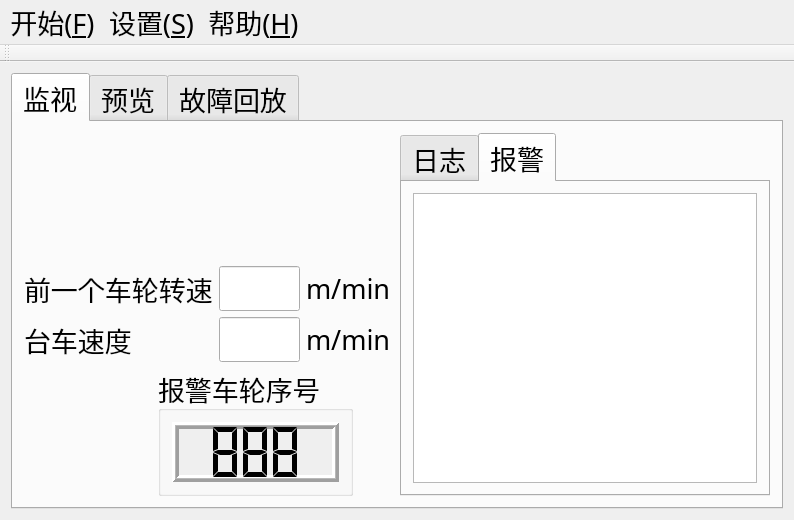
cx3386/WheelMonitor, file WheelMonitor/MainWindow.ui: the form before one commit.
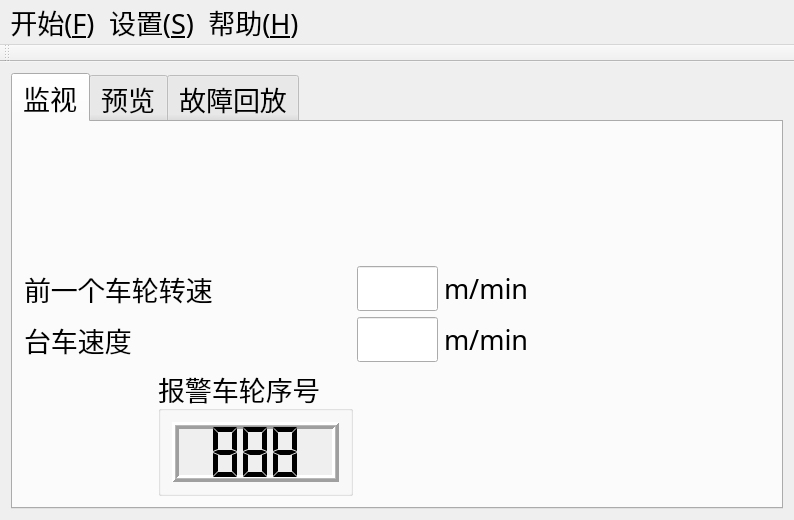
The form after the commit. Icons and pictures are not drawn. Custom widgets are drawn as their Qt base class.

What changed in the file:
```diff
--- a/WheelMonitor/MainWindow.ui
+++ b/WheelMonitor/MainWindow.ui
@@ -278,90 +278,6 @@
           </item>
          </layout>
         </item>
-        <item row="0" column="1" rowspan="3">
-         <widget class="QTabWidget" name="logTabWidget">
-          <property name="minimumSize">
-           <size>
-            <width>0</width>
-            <height>0</height>
-           </size>
-          </property>
-          <property name="currentIndex">
-           <number>1</number>
-          </property>
-          <widget class="QWidget" name="logTab">
-           <attribute name="title">
-            <string>日志</string>
-           </attribute>
-           <layout class="QGridLayout" name="gridLayout_5">
-            <item row="0" column="0">
-             <widget class="myTextBrowser" name="logTextBrowser">
-              <property name="minimumSize">
-               <size>
-                <width>200</width>
-                <height>0</height>
-               </size>
-              </property>
-              <property name="font">
-               <font>
-                <pointsize>9</pointsize>
-               </font>
-              </property>
-              <property name="frameShape">
-               <enum>QFrame::StyledPanel</enum>
-              </property>
-              <property name="lineWrapMode">
-               <enum>QTextEdit::NoWrap</enum>
-              </property>
-              <property name="readOnly">
-               <bool>true</bool>
-              </property>
-             </widget>
-            </item>
-           </layout>
-          </widget>
-          <widget class="QWidget" name="errorTab">
-           <attribute name="title">
-            <string>报警</string>
-           </attribute>
-           <layout class="QGridLayout" name="gridLayout_3">
-            <item row="0" column="0">
-             <widget class="myTextBrowser" name="errorTextBrowser">
-              <property name="minimumSize">
-               <size>
-                <width>200</width>
-                <height>0</height>
-               </size>
-              </property>
-              <property name="font">
-               <font>
-                <pointsize>9</pointsize>
-               </font>
-              </property>
-              <property name="focusPolicy">
-               <enum>Qt::StrongFocus</enum>
-              </property>
-              <property name="autoFillBackground">
-               <bool>false</bool>
-              </property>
-              <property name="frameShape">
-               <enum>QFrame::StyledPanel</enum>
-              </property>
-              <property name="frameShadow">
-               <enum>QFrame::Sunken</enum>
-              </property>
-              <property name="lineWrapMode">
-               <enum>QTextEdit::NoWrap</enum>
-              </property>
-              <property name="placeholderText">
-               <string/>
-              </property>
-             </widget>
-            </item>
-           </layout>
-          </widget>
-         </widget>
-        </item>
        </layout>
        <zorder>logTabWidget</zorder>
        <zorder>imageMatchesLabel</zorder>
@@ -537,11 +453,6 @@
  </widget>
  <layoutdefault spacing="6" margin="11"/>
  <customwidgets>
-  <customwidget>
-   <class>myTextBrowser</class>
-   <extends>QTextBrowser</extends>
-   <header>mytextbrowser.h</header>
-  </customwidget>
   <customwidget>
    <class>MyWidget</class>
    <extends>QWidget</extends>
```
Left out of the diff: 70 changed lines with no effect on the pictures.
